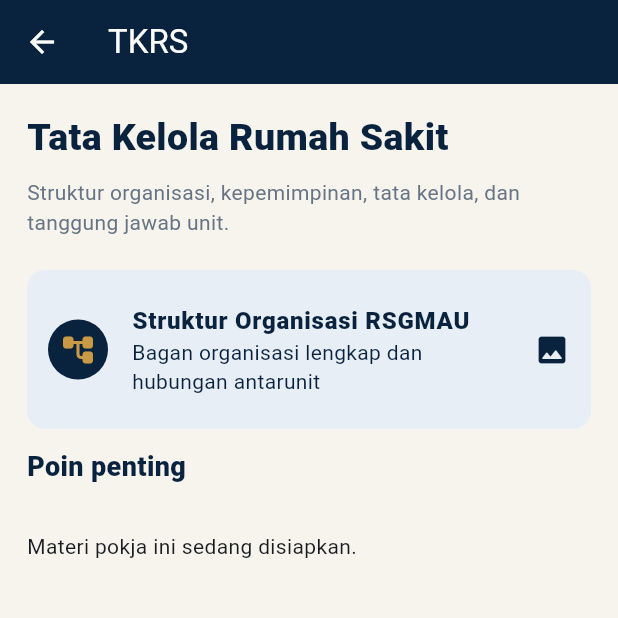
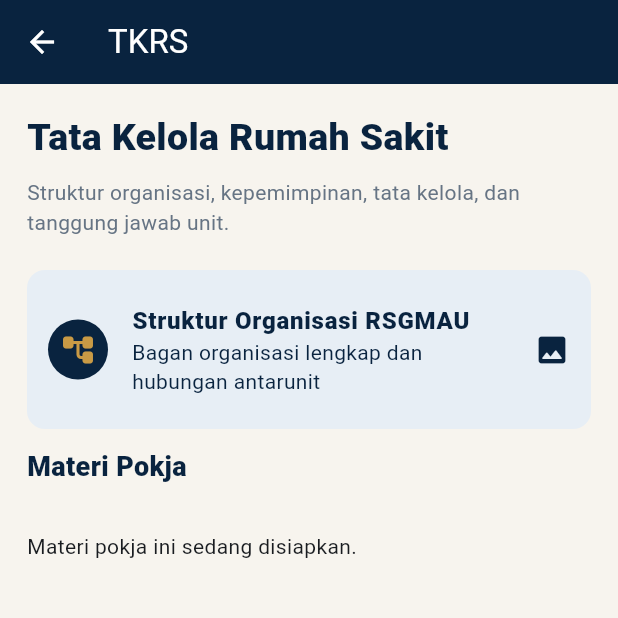
Before and after one commit to edukreatifnusantara-ai/RSGMAU, a Flutter app: the TopicPage screen opened directly with sample values from the repository, on a phone screen of 412 x 824 dp, the top half of it. Run offline on Flutter 3.47's test engine with Material 3 defaults, Android fonts, the phone set to English and light mode, and no system bars; our stand-ins replace shared_preferences; accounts and stored records are empty; Roboto replaces fonts that are missing (Arial).

Commit message:
fix: use neutral labels for pokja content

```diff
--- a/lib/main.dart
+++ b/lib/main.dart
@@ -863,7 +863,7 @@ class TopicPage extends StatelessWidget {
           const Padding(
             padding: EdgeInsets.only(bottom: 10),
             child: Text(
-              'Poin penting',
+              'Materi Pokja',
               style: TextStyle(
                 color: navy,
                 fontSize: 18,
@@ -1046,7 +1046,7 @@ class TopicPage extends StatelessWidget {
                           padding: const EdgeInsets.all(8),
                           alignment: Alignment.centerLeft,
                           child: Text(
-                            label.isEmpty ? 'Poin penting' : label,
+                            label.isEmpty ? 'Jawaban' : label,
                             style: TextStyle(
                               color: accent,
                               fontSize: 12,
```
